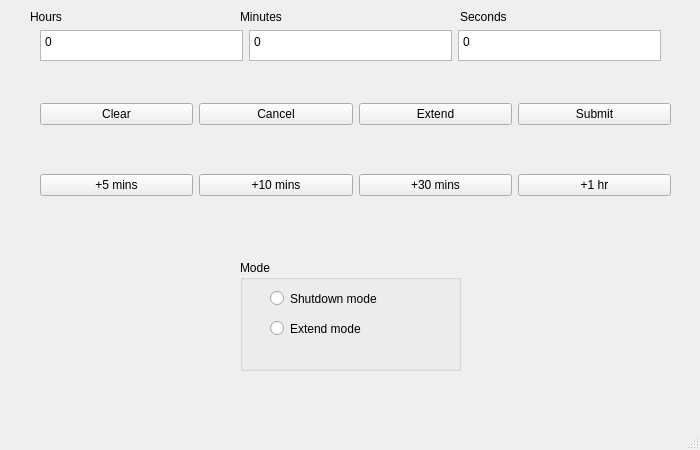
First picture: the form in main.ui, repository rakshith111/Shutdownify, before the edit.
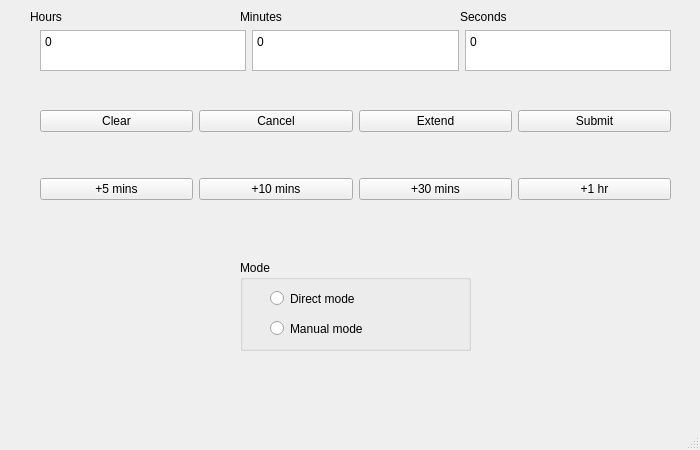
Second picture: the form after the edit.

Commit message:
Add functions for Quickes
Add Hover Tips for Modes

 Direct mode Shuts down the pc for the set timer

Manual Mode just adds the selected time to the input fields

```diff
--- a/main.ui
+++ b/main.ui
@@ -31,11 +31,14 @@
      <rect>
       <x>30</x>
       <y>30</y>
-      <width>641</width>
-      <height>31</height>
+      <width>651</width>
+      <height>41</height>
      </rect>
     </property>
     <layout class="QHBoxLayout" name="input_layout">
+     <property name="sizeConstraint">
+      <enum>QLayout::SetDefaultConstraint</enum>
+     </property>
      <property name="leftMargin">
       <number>10</number>
      </property>
@@ -109,8 +112,8 @@
      <rect>
       <x>240</x>
       <y>260</y>
-      <width>221</width>
-      <height>111</height>
+      <width>231</width>
+      <height>91</height>
      </rect>
     </property>
     <property name="title">
@@ -126,7 +129,7 @@
       </rect>
      </property>
      <property name="text">
-      <string>Shutdown mode</string>
+      <string>Direct mode</string>
      </property>
     </widget>
     <widget class="QRadioButton" name="extend_mode">
@@ -139,7 +142,7 @@
       </rect>
      </property>
      <property name="text">
-      <string>Extend mode</string>
+      <string>Manual mode</string>
      </property>
     </widget>
    </widget>
@@ -147,9 +150,9 @@
     <property name="geometry">
      <rect>
       <x>30</x>
-      <y>70</y>
+      <y>80</y>
       <width>651</width>
-      <height>161</height>
+      <height>151</height>
      </rect>
     </property>
     <layout class="QVBoxLayout" name="buttons_layout">
```
Left out of the diff: 4 changed lines with no effect on the pictures. The commit also changes 1 other file.
